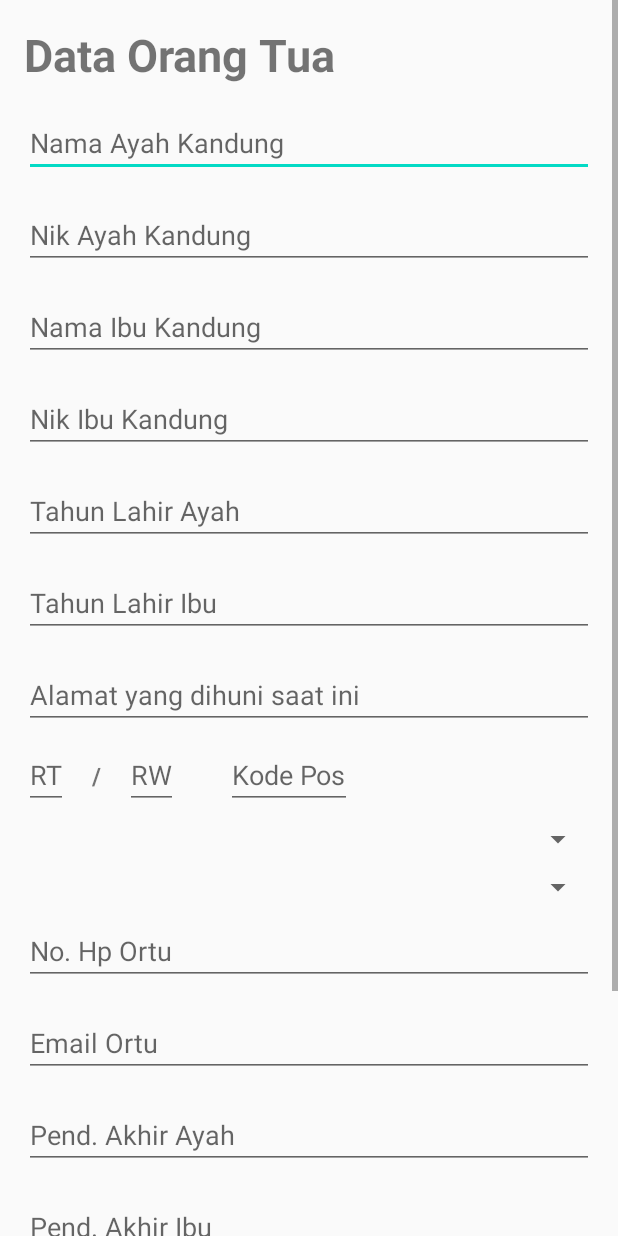
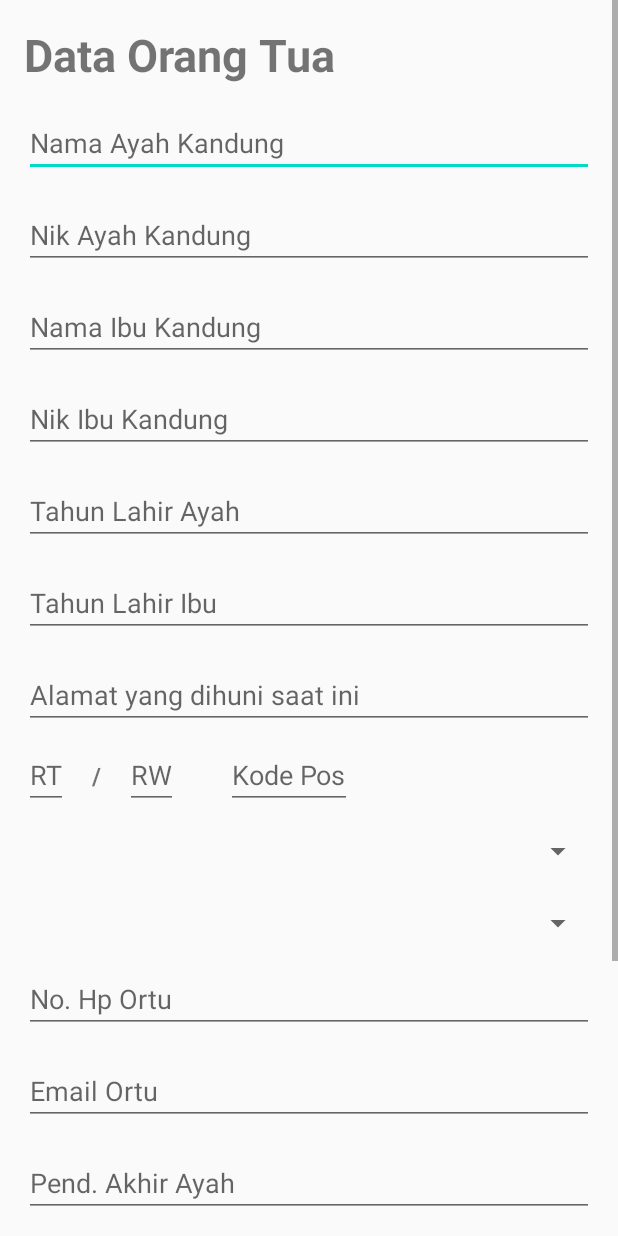
Before and after one commit to polinema-mobile/07-android-ui-halo-brackout-8, an Android app: the layout activity_parent_data.xml on its own in the app's theme, with its tools: preview values and no code run, on a phone screen of 412 x 824 dp. Run offline under Robolectric (Android 15) with nearby library versions, the phone set to English and light mode, and no system bars.

Commit message:
memperbaiki ParentActiviy (main move to parent)

```diff
--- a/app/src/main/java/com/example/activityintent1/MainActivity.kt
+++ b/app/src/main/java/com/example/activityintent1/MainActivity.kt
@@ -6,7 +6,6 @@ import android.os.Bundle
 import android.widget.*
 import androidx.appcompat.app.AppCompatActivity
 import com.example.activityintent1.dataparcelize.PersonalData
-import kotlinx.android.synthetic.main.activity_main.*
 import java.util.*
 
 class MainActivity : AppCompatActivity() {
--- a/app/src/main/res/layout/activity_parent_data.xml
+++ b/app/src/main/res/layout/activity_parent_data.xml
@@ -168,7 +168,7 @@
         <Spinner
             android:id="@+id/spinnerProvinsi"
             android:layout_width="match_parent"
-            android:layout_height="wrap_content"
+            android:layout_height="40dp"
             android:layout_marginStart="16dp"
             android:layout_marginTop="8dp"
             android:layout_marginEnd="16dp"
@@ -179,7 +179,7 @@
         <Spinner
             android:id="@+id/spinnerKota"
             android:layout_width="match_parent"
-            android:layout_height="wrap_content"
+            android:layout_height="40dp"
             android:layout_marginStart="16dp"
             android:layout_marginTop="8dp"
             android:layout_marginEnd="16dp"
```
Also changed, not shown: app/src/main/java/com/example/activityintent1/ParentDataActivity.kt (+1 -8 lines).
